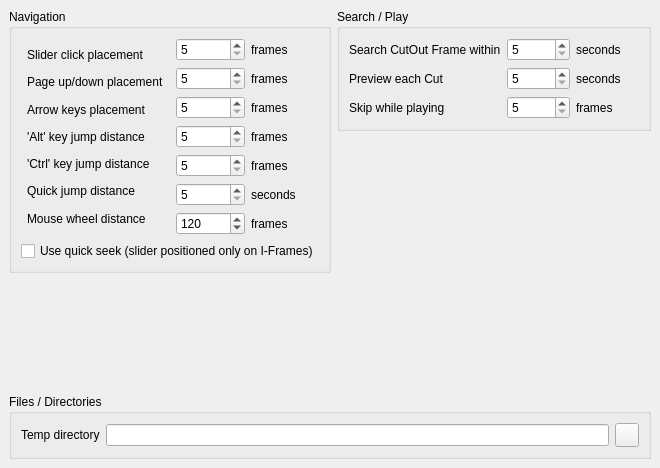
First picture: the form in ui/ttcutsettingscommon.ui, repository MINIXJR/TTCut-ng, before the edit.
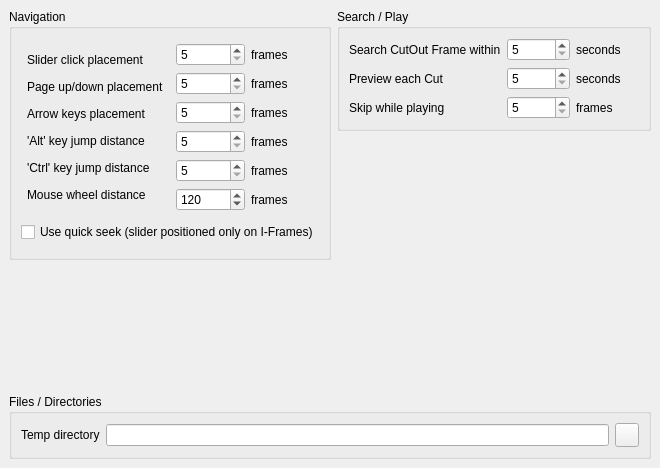
Second picture: the form after the edit. Icons and pictures are not drawn.

```diff
--- a/ui/ttcutsettingscommon.ui
+++ b/ui/ttcutsettingscommon.ui
@@ -235,19 +235,6 @@
           </property>
          </widget>
         </item>
-        <item>
-         <widget class="QSpinBox" name="sbQuickJumpDistance" >
-          <property name="minimum" >
-           <number>5</number>
-          </property>
-          <property name="maximum" >
-           <number>200</number>
-          </property>
-          <property name="singleStep" >
-           <number>5</number>
-          </property>
-         </widget>
-        </item>
         <item>
          <widget class="QSpinBox" name="sbMouseWheel" >
           <property name="minimum" >
@@ -318,13 +305,6 @@
           </property>
          </widget>
         </item>
-        <item>
-         <widget class="QLabel" name="laQuickJump" >
-          <property name="text" >
-           <string>Quick jump distance</string>
-          </property>
-         </widget>
-        </item>
         <item>
          <widget class="QLabel" name="laQuickJump_2" >
           <property name="text" >
@@ -386,13 +366,6 @@
           </property>
          </widget>
         </item>
-        <item>
-         <widget class="QLabel" name="laSeconds1" >
-          <property name="text" >
-           <string>seconds</string>
-          </property>
-         </widget>
-        </item>
         <item>
          <widget class="QLabel" name="laSeconds1_2" >
           <property name="text" >
```
